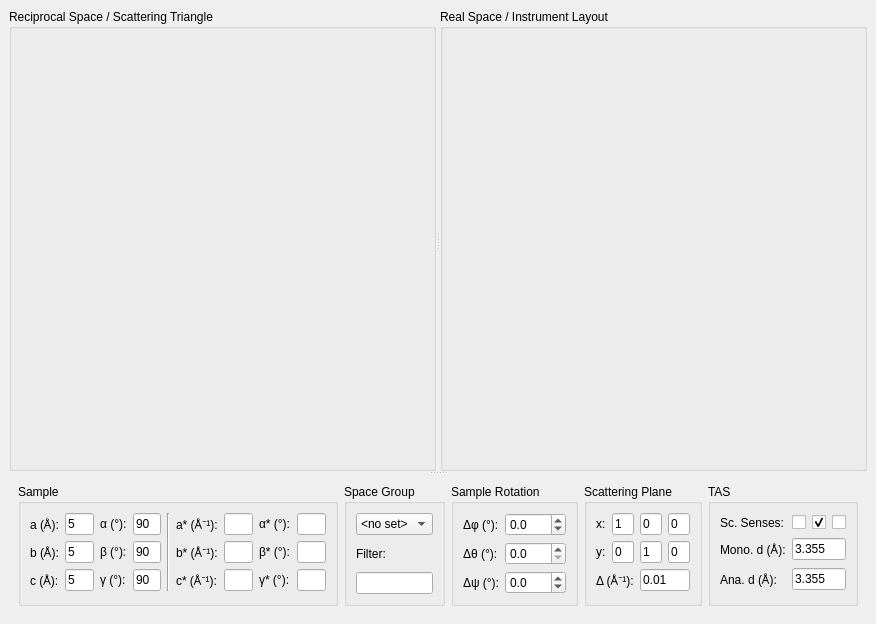
Old version of the form ui/taz.ui in the repository tweber-ill/frm_mirror-takin1.
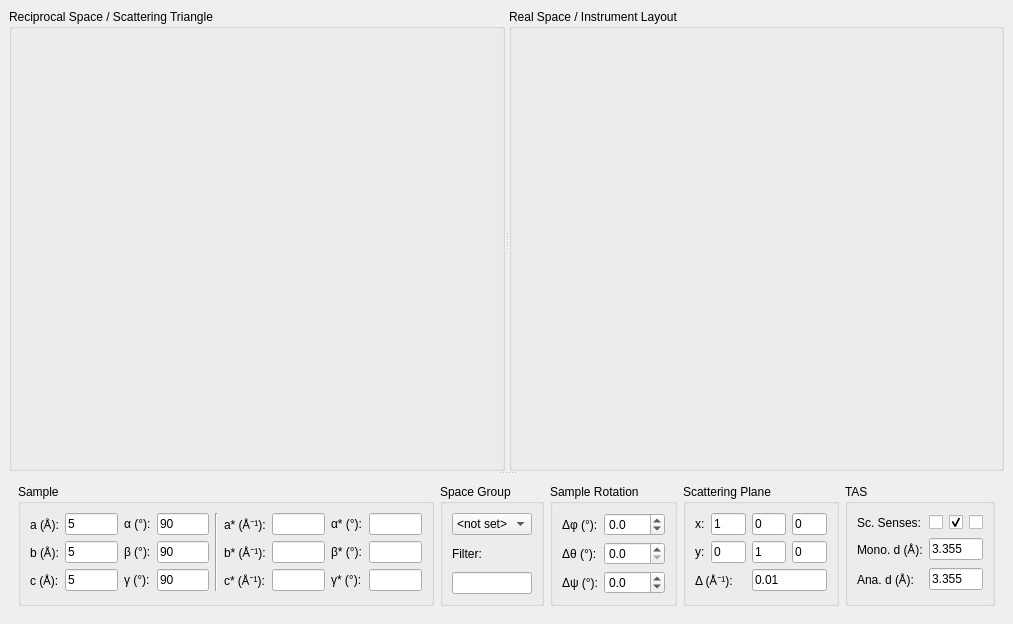
New version of the form.

```diff
--- a/ui/taz.ui
+++ b/ui/taz.ui
@@ -6,7 +6,7 @@
    <rect>
     <x>0</x>
     <y>0</y>
-    <width>876</width>
+    <width>1013</width>
     <height>624</height>
    </rect>
   </property>
@@ -519,7 +519,7 @@
             <widget class="QComboBox" name="comboSpaceGroups">
              <item>
               <property name="text">
-               <string>&lt;no set&gt;</string>
+               <string>&lt;not set&gt;</string>
               </property>
              </item>
             </widget>
```
